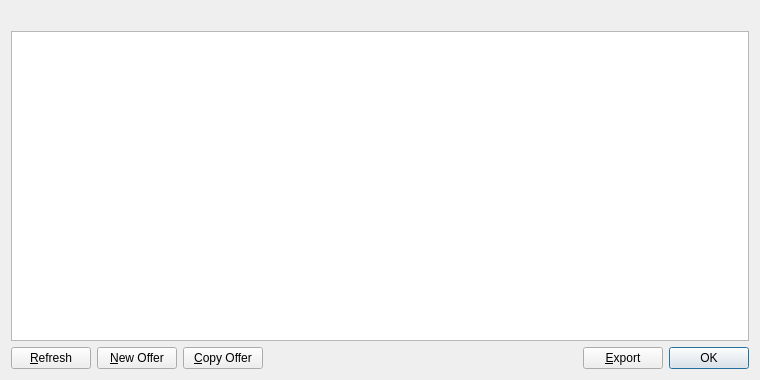
This is src/qt/forms/myofferlistpage.ui in syscoin/syscoin1 as Qt 5 draws it before an edit. The edited form follows.
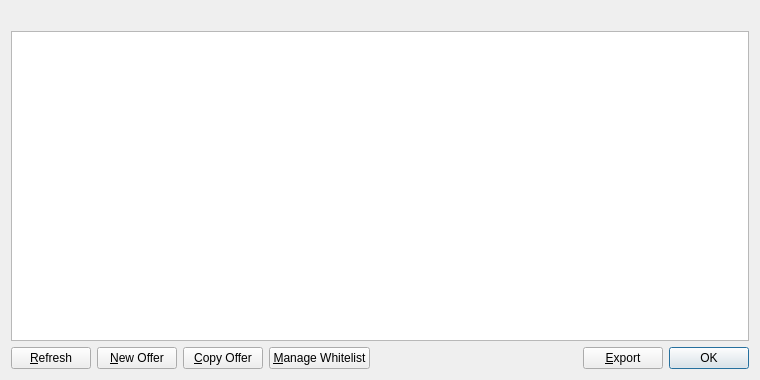
This is the edited form. Icons and pictures are not drawn.

Commit message:
Add GUI for reselling/whitelists
Major QT GUI update with new UI's for reselling/managing whitelists

The edit to the form file:
```diff
--- a/src/qt/forms/myofferlistpage.ui
+++ b/src/qt/forms/myofferlistpage.ui
@@ -99,6 +99,17 @@
        </property>
       </widget>
      </item>
+     <item>
+      <widget class="QPushButton" name="whitelistButton">
+       <property name="text">
+        <string>&amp;Manage Whitelist</string>
+       </property>
+       <property name="icon">
+        <iconset resource="../bitcoin.qrc">
+         <normaloff>:/icons/address-book</normaloff>:/icons/address-book</iconset>
+       </property>
+      </widget>
+     </item>
      <item>
       <spacer name="horizontalSpacer">
        <property name="orientation">
```
Left out of the diff: 2 changed lines with no effect on the pictures. The commit also changes 28 other files.
